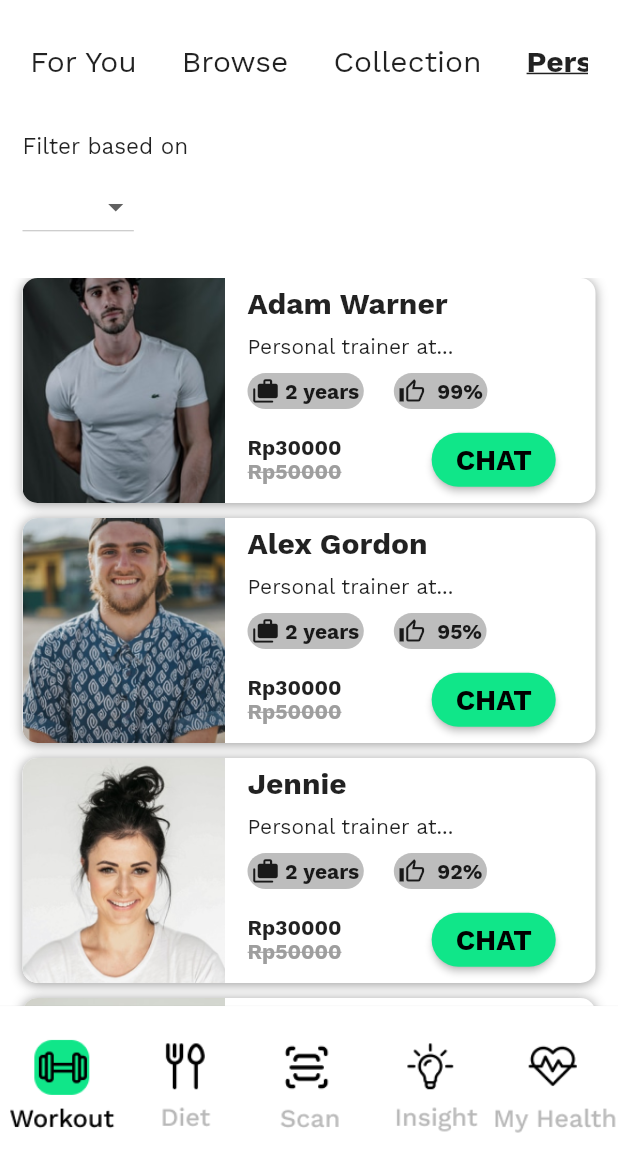
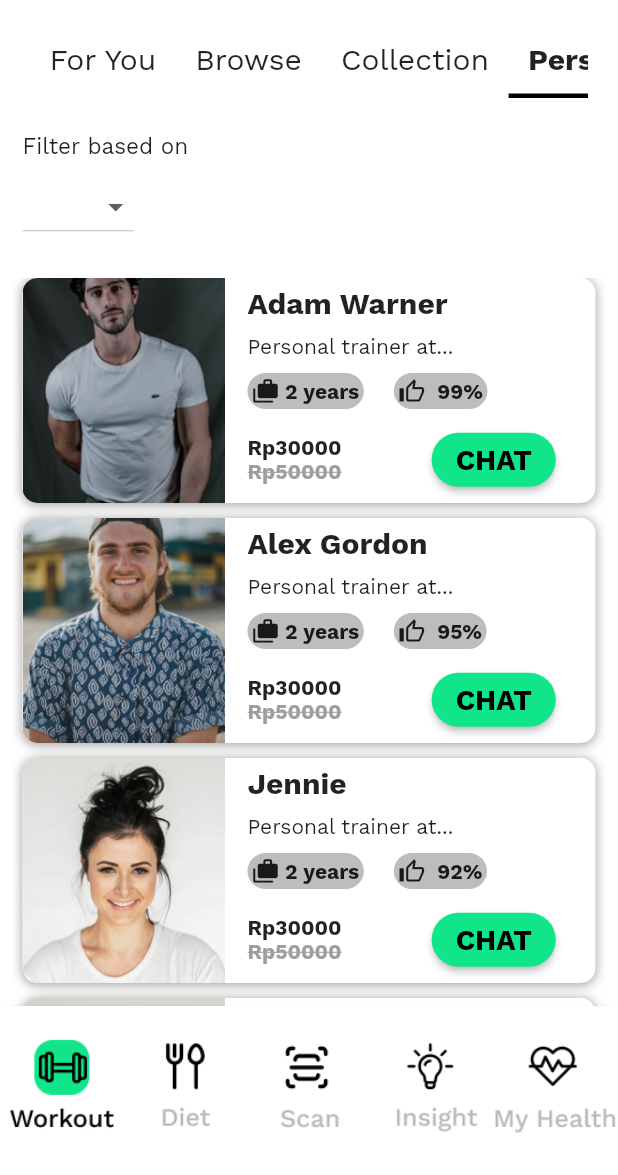
Before and after one commit to kyhchn/bugarin_app, a Flutter app: the Homepage screen opened directly, after a tap on "Browse", after a tap on "Collection", after a tap on "Personal Trainer", on a phone screen of 412 x 824 dp, the part 61-1236 px from its top. Run offline on Flutter 3.47's test engine with Material 2 defaults, Android fonts, the phone set to English and light mode, and no system bars; our stand-ins replace flutter_svg, get_storage; missing offline and left inert: flutter_barcode_scanner; accounts and stored records are empty.

Commit message:
lanjut besok pagi

```diff
--- a/lib/Menu/Auth/loginchoice.dart
+++ b/lib/Menu/Auth/loginchoice.dart
@@ -15,16 +15,31 @@ class LoginChoice extends StatefulWidget {
 class _LoginChoiceState extends State<LoginChoice> {
   @override
   Widget build(BuildContext context) {
-    return Container(
-      height: MediaQuery.of(context).size.height,
+    return Column(
+      children: [
+        SizedBox(
+          height: 32,
+        ),
+        Container(
+          height: MediaQuery.of(context).size.height - 32,
           decoration: BoxDecoration(
               color: Colors.white,
               image: DecorationImage(
-            image: AssetImage('assets/bg pak haji.jpg'), fit: BoxFit.fill)
+                  image: AssetImage('assets/bg_login.png'), fit: BoxFit.fill)),
+          child: Padding(
+            padding: const EdgeInsets.fromLTRB(0,350 , 0, 50),
+            child: Column(
+              mainAxisAlignment: MainAxisAlignment.spaceBetween,
+              children: [
+                Text(
+                  'BUGARIN',
+                  style: TextStyle(
+                      fontFamily: 'Worksans',
+                      fontWeight: FontWeight.bold,
+                      color: Colors.white,
+                      fontSize: 55),
                 ),
-      child: Padding(
-        padding: const EdgeInsets.fromLTRB(20, 625, 20, 10),
-        child: Row(
+                Row(
                   mainAxisAlignment: MainAxisAlignment.spaceEvenly,
                   children: [
                     ElevatedButton(
@@ -38,7 +53,7 @@ class _LoginChoiceState extends State<LoginChoice> {
                           child: Center(
                             child: Text(
                               'Join',
-                      style: TextStyle(fontSize: 30),
+                              style: TextStyle(fontSize: 30, color: Colors.white),
                             ),
                           ),
                         ),
@@ -50,8 +65,8 @@ class _LoginChoiceState extends State<LoginChoice> {
                               borderRadius: BorderRadius.circular(30))),
                     ),
                     ElevatedButton(
-              onPressed: () => Navigator.push(
-                  context, CupertinoPageRoute(builder: (_) => LoginPage())),
+                      onPressed: () => Navigator.push(context,
+                          CupertinoPageRoute(builder: (_) => LoginPage())),
                       child: Padding(
                         padding: const EdgeInsets.all(5),
                         child: Container(
@@ -74,7 +89,11 @@ class _LoginChoiceState extends State<LoginChoice> {
                     ),
                   ],
                 ),
+              ],
             ),
+          ),
+        ),
+      ],
     );
   }
 }
--- a/lib/Menu/GetStarted/list.dart
+++ b/lib/Menu/GetStarted/list.dart
@@ -25,3 +25,19 @@ List<String> FastingTxt = [
   'Yes, occasionally',
   'i\'m an experienced faster!'
 ];
+
+List<List<String>> browse = [
+  ['Muscle Group', 'assets/browse/1.png'],
+  ['Workout Focus', 'assets/browse/2.png'],
+  ['Muscle Group', 'assets/browse/3.png'],
+  ['Muscle Group', 'assets/browse/4.png']
+];
+
+List<String> recent = [
+  'assets/collection/recent_1.png',
+  'assets/collection/recent_2.png'
+];
+List<String> saved = [
+  'assets/collection/saved_1.png',
+  'assets/collection/saved_2.png'
+];
--- a/lib/Menu/MainMenu/Widgets/browsee.dart
+++ b/lib/Menu/MainMenu/Widgets/browsee.dart
@@ -1,3 +1,6 @@
+import 'package:bugarin_app/Menu/GetStarted/list.dart';
+import 'package:bugarin_app/Menu/MainMenu/Widgets/belomjadi.dart';
+import 'package:flutter/cupertino.dart';
 import 'package:flutter/material.dart';
 
 class Browse extends StatefulWidget {
@@ -12,19 +15,16 @@ class _BrowseState extends State<Browse> {
   @override
   void dispose() {
     // TODO: implement dispose
-
+    super.dispose();
     _browse.dispose();
   }
+
   @override
   Widget build(BuildContext context) {
-    return Container(
-      color: Colors.red,
-      child: ListView(
-        scrollDirection: Axis.vertical,
+    return Column(
       children: [
         Container(
           height: 100,
-            color: Colors.amber,
           child: Center(
               child: Padding(
             padding: const EdgeInsets.symmetric(horizontal: 20),
@@ -32,19 +32,68 @@ class _BrowseState extends State<Browse> {
               controller: _browse,
               keyboardType: TextInputType.text,
               decoration: InputDecoration(
+                prefixIcon: Icon(
+                  Icons.search,
+                  color: Colors.grey,
+                ),
                 focusedBorder: OutlineInputBorder(
                     borderRadius: BorderRadius.circular(30),
                     borderSide: BorderSide(color: Colors.grey, width: 3)),
                 enabledBorder: OutlineInputBorder(
                     borderRadius: BorderRadius.circular(30),
                     borderSide: BorderSide(color: Colors.grey, width: 3)),
-                    hintText: 'Password',
+                hintText: 'Search',
+                fillColor: Colors.grey.shade400,
               ),
             ),
           )),
+        ),
+        SizedBox(
+          height: 20,
+        ),
+        Expanded(
+          child: ListView.separated(
+              scrollDirection: Axis.vertical,
+              itemBuilder: (BuildContext context, int index) {
+                return GestureDetector(
+                  onTap: (() => Navigator.push(
+                      context,
+                      CupertinoPageRoute(
+                          builder: (builder) => Yahahahahahaha()))),
+                  child: Container(
+                    height: 170,
+                    decoration: BoxDecoration(
+                        image: DecorationImage(
+                            fit: BoxFit.fill,
+                            image: AssetImage(
+                                browse.elementAt(index).elementAt(1)))),
+                    child: Column(
+                      mainAxisAlignment: MainAxisAlignment.end,
+                      crossAxisAlignment: CrossAxisAlignment.start,
+                      children: [
+                        Padding(
+                          padding: const EdgeInsets.fromLTRB(10, 0, 0, 20),
+                          child: Text(
+                            browse.elementAt(index).elementAt(0),
+                            style: TextStyle(
+                                color: Colors.white,
+                                fontWeight: FontWeight.bold,
+                                fontSize: 22),
+                          ),
+                        ),
+                      ],
+                    ),
+                  ),
+                );
+              },
+              separatorBuilder: (BuildContext context, int index) {
+                return SizedBox(
+                  height: 8,
+                );
+              },
+              itemCount: browse.length),
         )
       ],
-      ),
     );
   }
 }
--- /dev/null
+++ b/lib/Menu/MainMenu/Widgets/collection.dart
@@ -0,0 +1,112 @@
+import 'package:bugarin_app/Menu/GetStarted/list.dart';
+import 'package:bugarin_app/Menu/MainMenu/Widgets/belomjadi.dart';
+import 'package:flutter/cupertino.dart';
+import 'package:flutter/material.dart';
+
+class Collection extends StatelessWidget {
+  const Collection({Key? key}) : super(key: key);
+
+  @override
+  Widget build(BuildContext context) {
+    return Container(
+      child: Padding(
+        padding: const EdgeInsets.fromLTRB(10, 20, 0, 0),
+        child: ListView(
+          scrollDirection: Axis.vertical,
+          children: [
+            Column(
+              crossAxisAlignment: CrossAxisAlignment.start,
+              mainAxisAlignment: MainAxisAlignment.spaceAround,
+              children: [
+                Padding(
+                  padding: const EdgeInsets.only(left: 5),
+                  child: Text(
+                    'Your Recent Workouts',
+                    style: TextStyle(fontSize: 23, fontWeight: FontWeight.bold),
+                  ),
+                ),
+                SizedBox(
+                  height: 20,
+                ),
+                Container(
+                  height: 250,
+                  child: ListView.separated(
+                      scrollDirection: Axis.horizontal,
+                      itemBuilder: (BuildContext context, int index) {
+                        return GestureDetector(
+                          onTap: () => Navigator.push(
+                              context,
+                              CupertinoPageRoute(
+                                  builder: (builder) => Yahahahahahaha())),
+                          child: Container(
+                            width: 360,
+                            height: 250,
+                            decoration: BoxDecoration(
+                                image: DecorationImage(
+                                    fit: BoxFit.fitWidth,
+                                    image:
+                                        AssetImage(recent.elementAt(index)))),
+                          ),
+                        );
+                      },
+                      separatorBuilder: (BuildContext context, int index) {
+                        return SizedBox(
+                          width: 3,
+                        );
+                      },
+                      itemCount: recent.length),
+                )
+              ],
+            ),
+            SizedBox(
+              height: 30,
+            ),
+            Column(
+              crossAxisAlignment: CrossAxisAlignment.start,
+              mainAxisAlignment: MainAxisAlignment.spaceAround,
+              children: [
+                Padding(
+                  padding: const EdgeInsets.only(left: 5),
+                  child: Text(
+                    'Saved Workouts',
+                    style: TextStyle(fontSize: 23, fontWeight: FontWeight.bold),
+                  ),
+                ),
+                SizedBox(
+                  height: 20,
+                ),
+                Container(
+                  height: 250,
+                  child: ListView.separated(
+                      scrollDirection: Axis.horizontal,
+                      itemBuilder: (BuildContext context, int index) {
+                        return GestureDetector(
+                          onTap: () => Navigator.push(
+                              context,
+                              CupertinoPageRoute(
+                                  builder: (builder) => Yahahahahahaha())),
+                          child: Container(
+                            width: 360,
+                            height: 250,
+                            decoration: BoxDecoration(
+                                image: DecorationImage(
+                                    fit: BoxFit.fitWidth,
+                                    image: AssetImage(saved.elementAt(index)))),
+                          ),
+                        );
+                      },
+                      separatorBuilder: (BuildContext context, int index) {
+                        return SizedBox(
+                          width: 3,
+                        );
+                      },
+                      itemCount: saved.length),
+                )
+              ],
+            ),
+          ],
+        ),
+      ),
+    );
+  }
+}
--- a/lib/Menu/MainMenu/workout.dart
+++ b/lib/Menu/MainMenu/workout.dart
@@ -1,5 +1,6 @@
 import 'package:bugarin_app/Menu/MainMenu/Widgets/belomjadi.dart';
 import 'package:bugarin_app/Menu/MainMenu/Widgets/browsee.dart';
+import 'package:bugarin_app/Menu/MainMenu/Widgets/collection.dart';
 import 'package:bugarin_app/Menu/MainMenu/Widgets/foryou.dart';
 import 'package:bugarin_app/Menu/MainMenu/Widgets/personaltrainer.dart';
 import 'package:bugarin_app/Menu/MainMenu/list.dart';
@@ -35,23 +36,30 @@ class _WorkOutState extends State<WorkOut> {
                         });
                       },
                       child: Container(
+                        decoration: BoxDecoration(
+                            border: Border(
+                                bottom: BorderSide(
+                          color: _isClicked == index ? Colors.black : Colors.transparent,
+                          width: 3,
+                        ))),
                         child: Center(
-                            child: Text(
+                            child: Padding(
+                              padding: const EdgeInsets.symmetric(horizontal: 13),
+                              child: Text(
                           appBarWorkout.elementAt(index),
                           style: TextStyle(
                               fontSize: 20,
                               fontWeight:
                                   _isClicked == index ? FontWeight.bold : null,
-                              decoration: _isClicked == index
-                                  ? TextDecoration.underline
-                                  : null),
-                        )),
+                          ),
+                        ),
+                            )),
                       ),
                     );
                   },
                   separatorBuilder: (BuildContext context, int index) {
                     return SizedBox(
-                      width: 30,
+                      width: 0,
                     );
                   },
                   itemCount: appBarWorkout.length),
@@ -63,9 +71,9 @@ class _WorkOutState extends State<WorkOut> {
                   : _isClicked == 1
                       ? Browse()
                       : _isClicked == 2
-                          ? Yahahahahahaha()
-                          : PersonalTrainer()
-          )],
+                          ? Collection()
+                          : PersonalTrainer())
+        ],
       ),
     );
   }
```
Also changed, not shown: pubspec.yaml (+9 -0 lines), assets/browse/1.png (added), assets/browse/2.png (added), assets/browse/3.png (added), assets/browse/4.png (added), assets/collection/recent_1.png (added), assets/collection/recent_2.png (added), assets/collection/saved_1.png (added), assets/collection/saved_2.png (added). Lines whose indentation alone changed are shown as unchanged.
